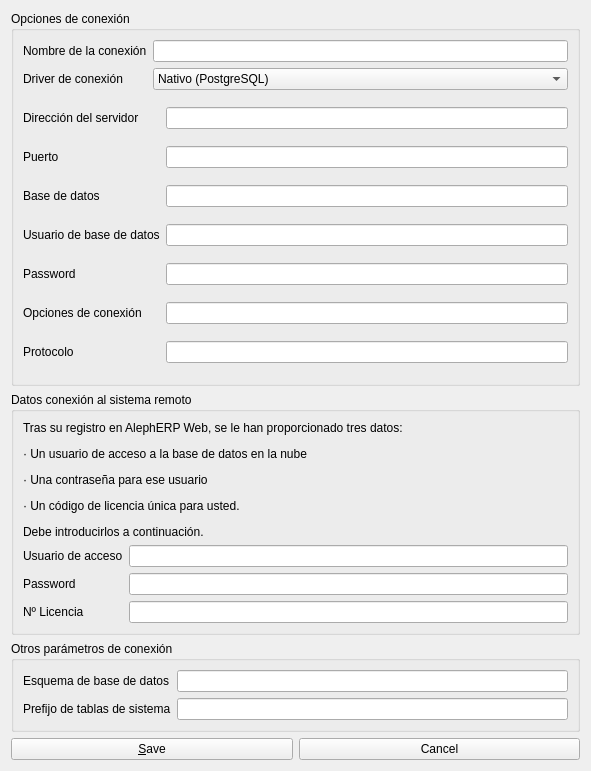
First picture: the form in src/lib/daobusiness/forms/aerpeditconnectoptionsdlg.ui, repository dpinelo/AS7, before the edit.
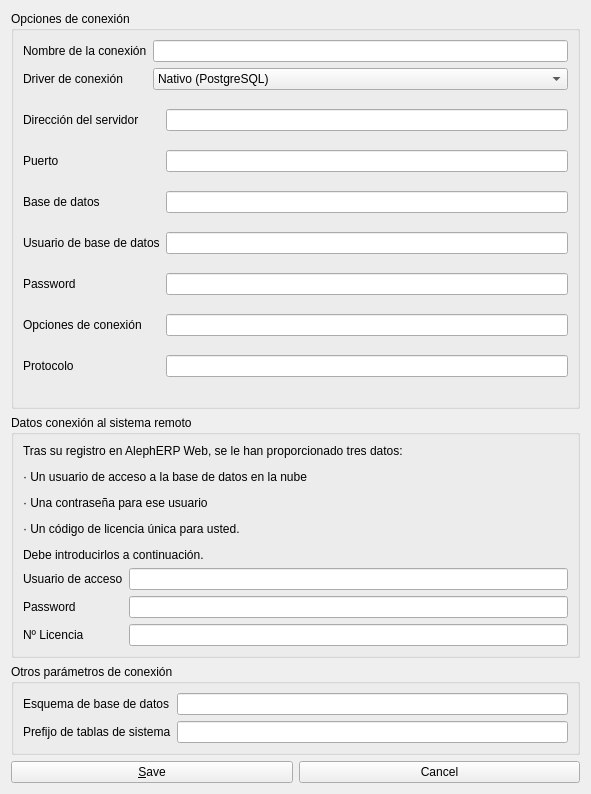
Second picture: the form after the edit. Icons and pictures are not drawn.

```diff
--- a/src/lib/daobusiness/forms/aerpeditconnectoptionsdlg.ui
+++ b/src/lib/daobusiness/forms/aerpeditconnectoptionsdlg.ui
@@ -7,7 +7,7 @@
     <x>0</x>
     <y>0</y>
     <width>591</width>
-    <height>771</height>
+    <height>794</height>
    </rect>
   </property>
   <property name="windowTitle">
```
Left out of the diff: 2 changed lines with no effect on the pictures.
